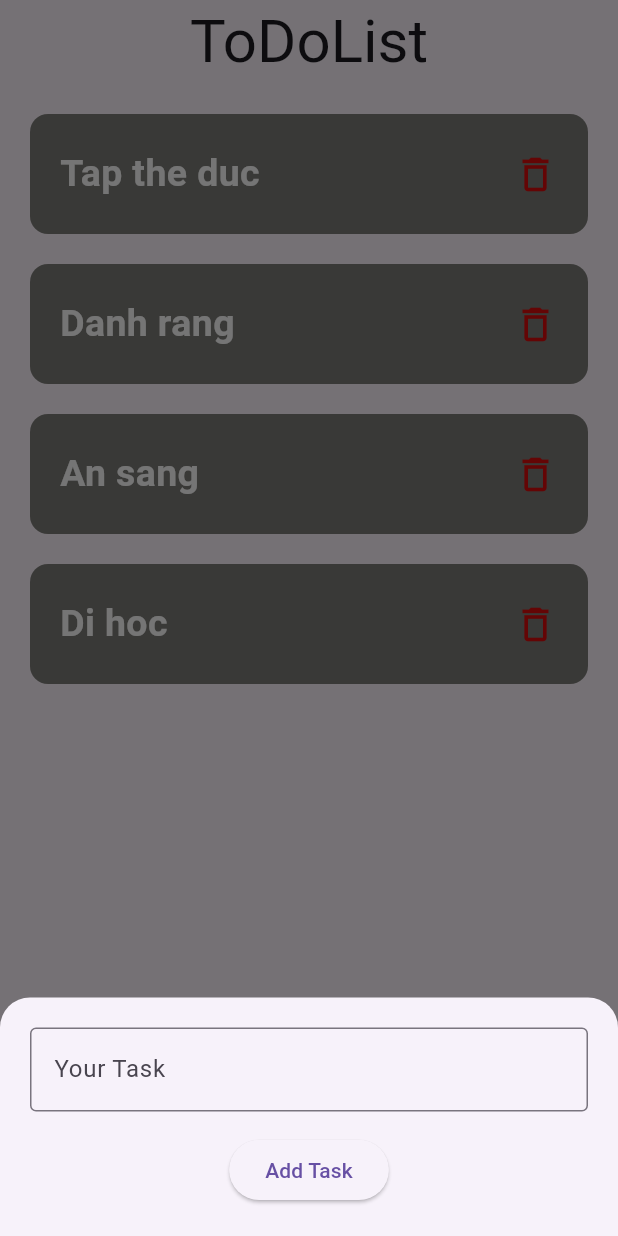
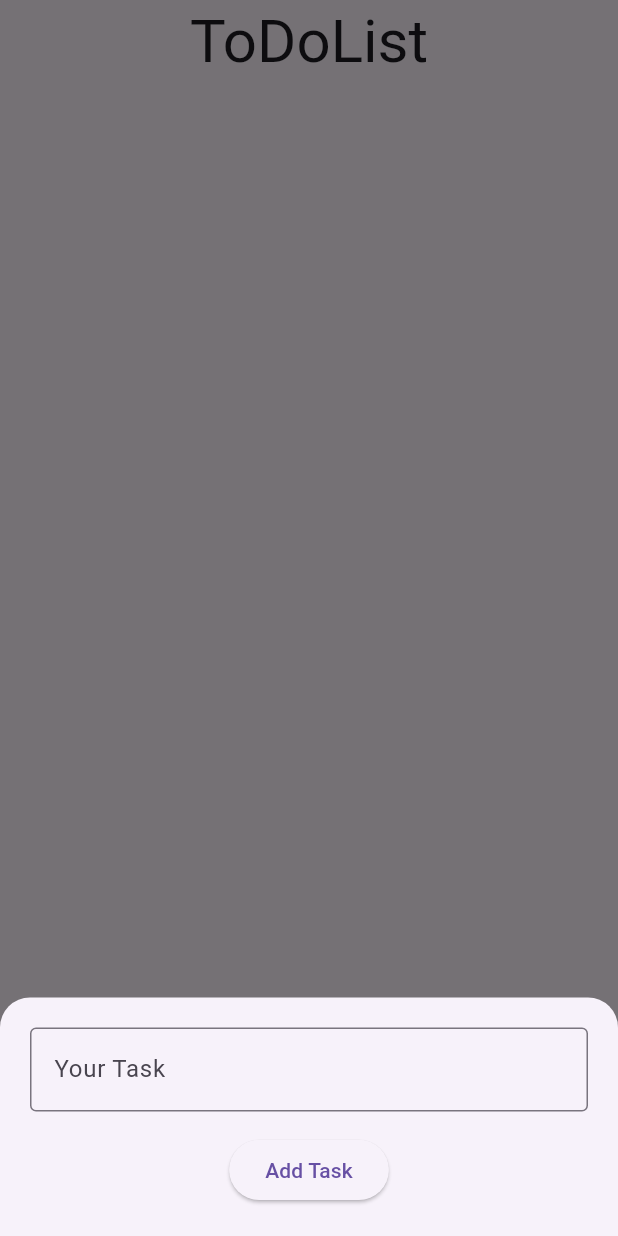
Before and after one commit to QuangLee135/myapp, a Flutter app: the screen it shows after launch, after a tap on the "add" icon, on a phone screen of 412 x 824 dp. Run offline on Flutter 3.47's test engine with Material 3 defaults, Android fonts, the phone set to English and light mode, and no system bars.

Commit message:
todolist (add)

```diff
--- a/flutter_application_4/lib/main.dart
+++ b/flutter_application_4/lib/main.dart
@@ -14,18 +14,26 @@ void main(List<String> args) {
   ));
 }
 
-class MyApp extends StatelessWidget {
+class MyApp extends StatefulWidget {
   MyApp({Key? key}) : super(key: key);
 
-  final List<DataItems> items = [
-    DataItems(id: '1', name: 'Tap the duc'),
-    DataItems(id: '2', name: 'Danh rang'),
-    DataItems(id: '3', name: 'An sang'),
-    DataItems(id: '4', name: 'Di hoc'),
-  ];
+  @override
+  State<MyApp> createState() => _MyAppState();
+}
+
+class _MyAppState extends State<MyApp> {
+  final List<DataItems> items = [];
+
+  void _handleAddTask(String name) {
+    final newItem = DataItems(id: DateTime.now().toString(), name: name);
+    setState(() {
+      items.add(newItem);
+    });
+  }
 
   @override
   Widget build(BuildContext context) {
+    print('rebuild');
     return Scaffold(
       appBar: AppBar(
         centerTitle: true,
@@ -50,7 +58,7 @@ class MyApp extends StatelessWidget {
               context: context,
               builder: (BuildContext context) {
                 print(context);
-                return ModelBottom();
+                return ModelBottom(addTask: _handleAddTask);
               });
         },
         child: const Icon(
--- a/flutter_application_4/lib/widgets/card_model_bottom.dart
+++ b/flutter_application_4/lib/widgets/card_model_bottom.dart
@@ -1,9 +1,21 @@
 import 'package:flutter/material.dart';
 
+// ignore: must_be_immutable
 class ModelBottom extends StatelessWidget {
-  const ModelBottom({
-    super.key,
-  });
+  ModelBottom({Key? key, required this.addTask}) : super(key: key);
+  final Function addTask;
+
+  TextEditingController controller = TextEditingController();
+
+  void _handleOnclick(BuildContext context) {
+    final name = controller.text;
+    if (name.isEmpty) {
+      return;
+    }
+    addTask(name);
+
+    Navigator.pop(context);
+  }
 
   @override
   Widget build(BuildContext context) {
@@ -13,7 +25,8 @@ class ModelBottom extends StatelessWidget {
         padding: const EdgeInsets.symmetric(horizontal: 20, vertical: 20),
         child: Column(
           children: [
-            const TextField(
+            TextField(
+              controller: controller,
               decoration: InputDecoration(
                   border: OutlineInputBorder(), labelText: 'Your Task'),
             ),
@@ -21,7 +34,7 @@ class ModelBottom extends StatelessWidget {
               height: 15,
             ),
             ElevatedButton(
-              onPressed: () {},
+              onPressed: () => _handleOnclick(context),
               child: const Text('Add Task'),
             ),
           ],
```
